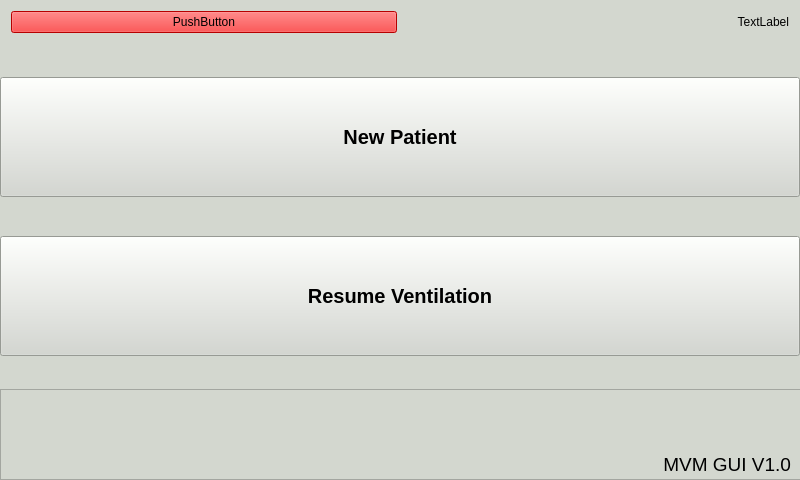
First picture: the form in gui/mainwindow.ui, repository MariuszSuchenek/MVM_GUI_test2, before the edit.
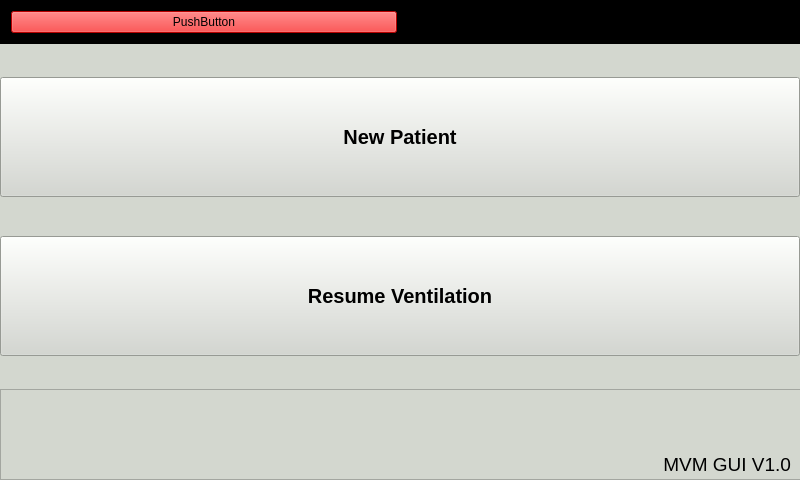
Second picture: the form after the edit. Custom widgets are drawn as their Qt base class.

Commit message: Alarmbar background is now black

```diff
--- a/gui/mainwindow.ui
+++ b/gui/mainwindow.ui
@@ -496,9 +496,8 @@
        </sizepolicy>
       </property>
       <property name="styleSheet">
-       <string notr="true">QHBoxLayout {
-background-color: black;
-}</string>
+       <string notr="true">background: black;
+</string>
       </property>
       <layout class="QHBoxLayout" name="horizontalLayout_7">
        <item>
```
